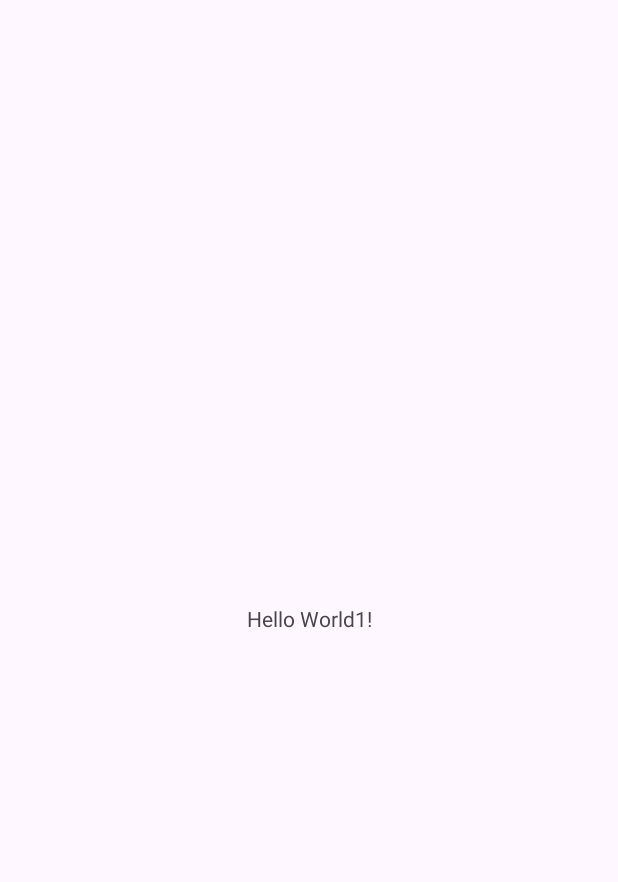
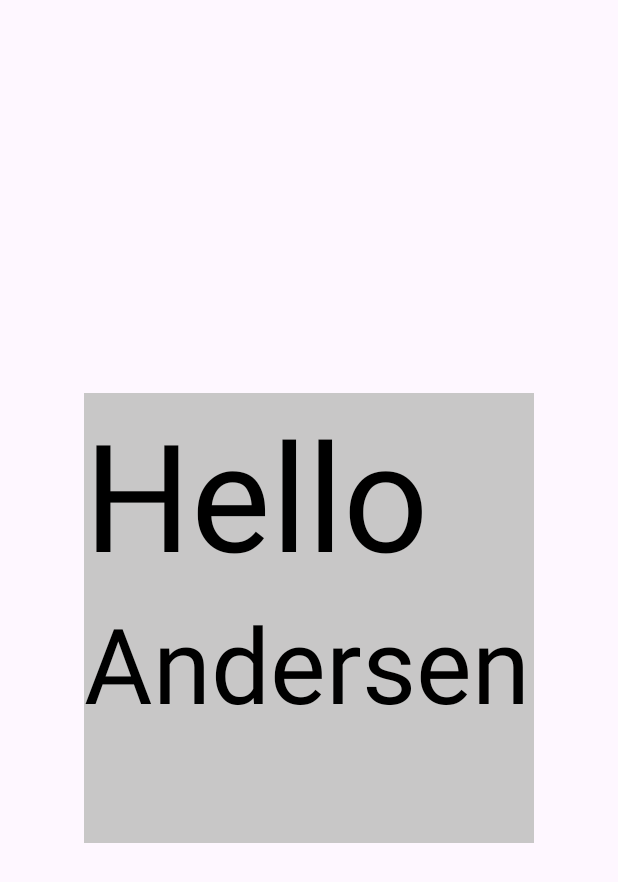
Before and after one commit to nikvladimir/PavliukovAndersen, an Android app: the screen it shows after launch (MainActivity), on a phone screen of 412 x 824 dp. Before the commit the part shown is almost empty. Shown: the top 882 px of the screen. Run offline under Robolectric (Android 15) with nearby library versions, the phone set to English and light mode, and no system bars.

Commit message:
FAT-56530: added first fragment

```diff
--- /dev/null
+++ b/app/src/main/java/com/example/pavliukovandersen/FirstFragment.kt
@@ -0,0 +1,27 @@
+package com.example.pavliukovandersen
+
+import android.os.Bundle
+import androidx.fragment.app.Fragment
+import android.view.LayoutInflater
+import android.view.View
+import android.view.ViewGroup
+import android.widget.TextView
+
+
+class FirstFragment : Fragment() {
+    override fun onCreateView(
+        inflater: LayoutInflater,
+        container: ViewGroup?,
+        savedInstanceState: Bundle?
+    ): View? {
+        val view = inflater.inflate(R.layout.fragment_first, container, false)
+
+        val helloTextView: TextView = view.findViewById(R.id.helloTextView)
+        val andersenTextView: TextView = view.findViewById(R.id.andersenTextView)
+
+        helloTextView.text = "Hello"
+        andersenTextView.text = "Andersen"
+
+        return view
+    }
+}
--- a/app/src/main/java/com/example/pavliukovandersen/MainActivity.kt
+++ b/app/src/main/java/com/example/pavliukovandersen/MainActivity.kt
@@ -2,10 +2,17 @@ package com.example.pavliukovandersen
 
 import androidx.appcompat.app.AppCompatActivity
 import android.os.Bundle
+import com.example.pavliukovandersen.FirstFragment
 
 class MainActivity : AppCompatActivity() {
     override fun onCreate(savedInstanceState: Bundle?) {
         super.onCreate(savedInstanceState)
         setContentView(R.layout.activity_main)
+
+        val fragmentManager = supportFragmentManager
+        val fragmentTransaction = fragmentManager.beginTransaction()
+
+        fragmentTransaction.replace(R.id.fragmentContainer, FirstFragment())
+        fragmentTransaction.commit()
     }
 }
--- a/app/src/main/res/layout/activity_main.xml
+++ b/app/src/main/res/layout/activity_main.xml
@@ -6,10 +6,10 @@
     android:layout_height="match_parent"
     tools:context=".MainActivity">
 
-    <TextView
-        android:layout_width="wrap_content"
-        android:layout_height="wrap_content"
-        android:text="Hello World1!"
+    <FrameLayout
+        android:id="@+id/fragmentContainer"
+        android:layout_width="300dp"
+        android:layout_height="300dp"
         app:layout_constraintBottom_toBottomOf="parent"
         app:layout_constraintEnd_toEndOf="parent"
         app:layout_constraintStart_toStartOf="parent"
--- /dev/null
+++ b/app/src/main/res/layout/fragment_first.xml
@@ -0,0 +1,24 @@
+<?xml version="1.0" encoding="utf-8"?>
+<LinearLayout xmlns:android="http://schemas.android.com/apk/res/android"
+    android:layout_width="match_parent"
+    android:layout_height="match_parent"
+    android:background="@color/backGroundGray"
+    android:orientation="vertical">
+
+    <TextView
+        android:id="@+id/helloTextView"
+        android:layout_width="wrap_content"
+        android:layout_height="wrap_content"
+        android:text="text1"
+        android:textColor="@android:color/black"
+        android:textSize="100sp" />
+
+    <TextView
+        android:id="@+id/andersenTextView"
+        android:layout_width="wrap_content"
+        android:layout_height="wrap_content"
+        android:text="text2"
+        android:textColor="@android:color/black"
+        android:textSize="70sp" />
+
+</LinearLayout>
--- a/app/src/main/res/values/colors.xml
+++ b/app/src/main/res/values/colors.xml
@@ -2,4 +2,5 @@
 <resources>
     <color name="black">#FF000000</color>
     <color name="white">#FFFFFFFF</color>
+    <color name="backGroundGray">#C8C7C7</color>
 </resources>
```
